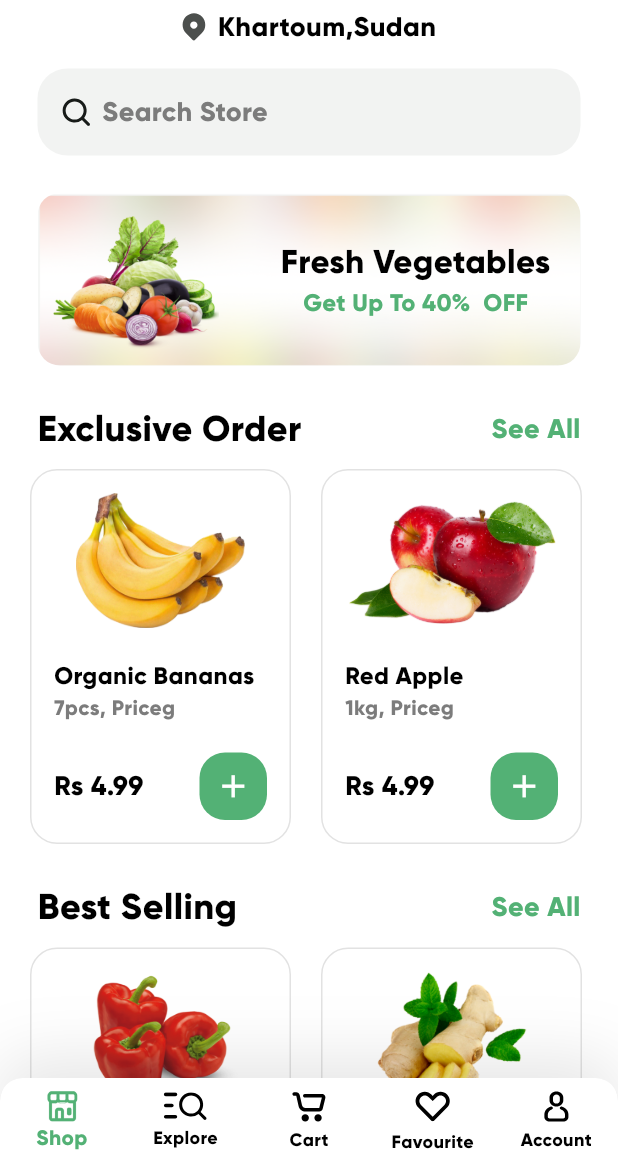
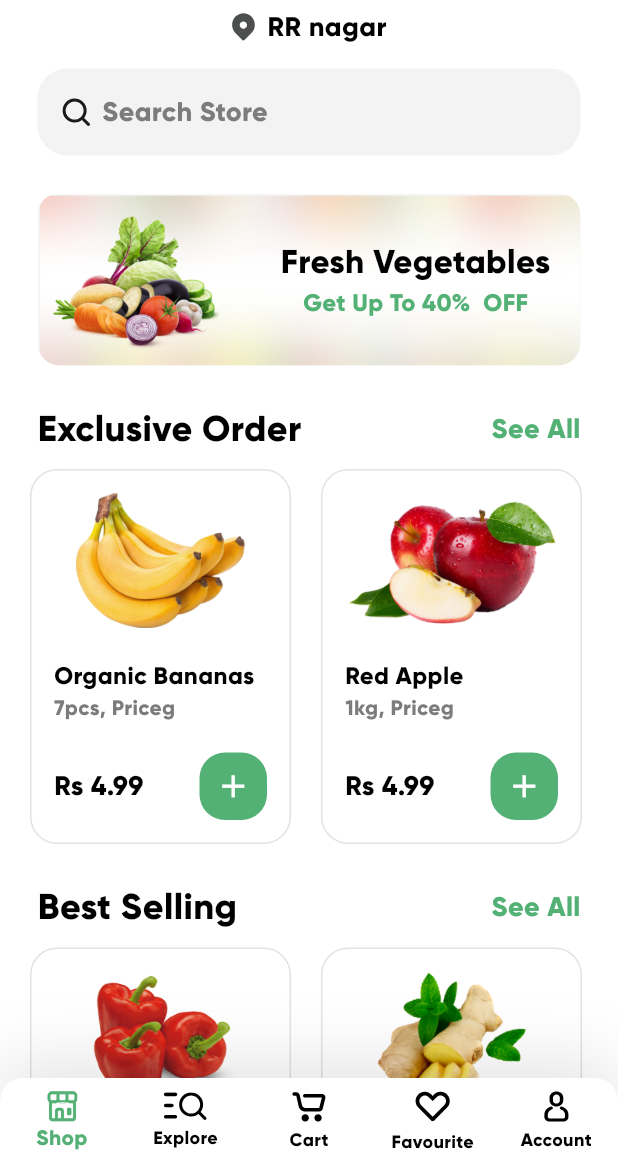
Before and after one commit to ChakaliMadhu6302769895/Flutter-Grocery-App-UI-main, a Flutter app: the screen it shows after launch, after a tap on "Get Started", on a phone screen of 412 x 824 dp, the part 71-1236 px from its top. Run offline on Flutter 3.47's test engine with Material 3 defaults, Android fonts, the phone set to English and light mode, and no system bars; our stand-ins replace flutter_svg.

Commit message:
Changes of text color

```diff
--- a/lib/common_widgets/app_button.dart
+++ b/lib/common_widgets/app_button.dart
@@ -1,6 +1,6 @@
 import 'package:flutter/material.dart';
-import 'package:grocery_app/screens/cart/cart_screen.dart';
 import 'package:grocery_app/styles/colors.dart';
+
 
 class AppButton extends StatelessWidget {
   final String label;
@@ -54,6 +54,7 @@ class AppButton extends StatelessWidget {
                 style: TextStyle(
                   fontSize: 18,
                   fontWeight: fontWeight,
+                  color: Colors.white
                 ),
               ),
             ),
--- a/lib/screens/cart/cart_screen.dart
+++ b/lib/screens/cart/cart_screen.dart
@@ -3,7 +3,6 @@ import 'package:grocery_app/common_widgets/app_button.dart';
 import 'package:grocery_app/helpers/column_with_seprator.dart';
 import 'package:grocery_app/models/grocery_item.dart';
 import 'package:grocery_app/widgets/chart_item_widget.dart';
-
 import 'checkout_bottom_sheet.dart';
 
 class CartScreen extends StatelessWidget {
--- a/lib/screens/home/home_screen.dart
+++ b/lib/screens/home/home_screen.dart
@@ -171,7 +171,7 @@ class HomeScreen extends StatelessWidget {
           width: 8,
         ),
         Text(
-          "Khartoum,Sudan",
+          "RR nagar",
           style: TextStyle(fontSize: 18, fontWeight: FontWeight.bold),
         )
       ],
--- a/lib/screens/product_details/product_details_screen.dart
+++ b/lib/screens/product_details/product_details_screen.dart
@@ -2,8 +2,8 @@ import 'package:flutter/material.dart';
 import 'package:grocery_app/common_widgets/app_button.dart';
 import 'package:grocery_app/common_widgets/app_text.dart';
 import 'package:grocery_app/models/grocery_item.dart';
+import 'package:grocery_app/screens/cart/cart_screen.dart';
 import 'package:grocery_app/widgets/item_counter_widget.dart';
-
 import 'favourite_toggle_icon_widget.dart';
 
 class ProductDetailsScreen extends StatefulWidget {
```
